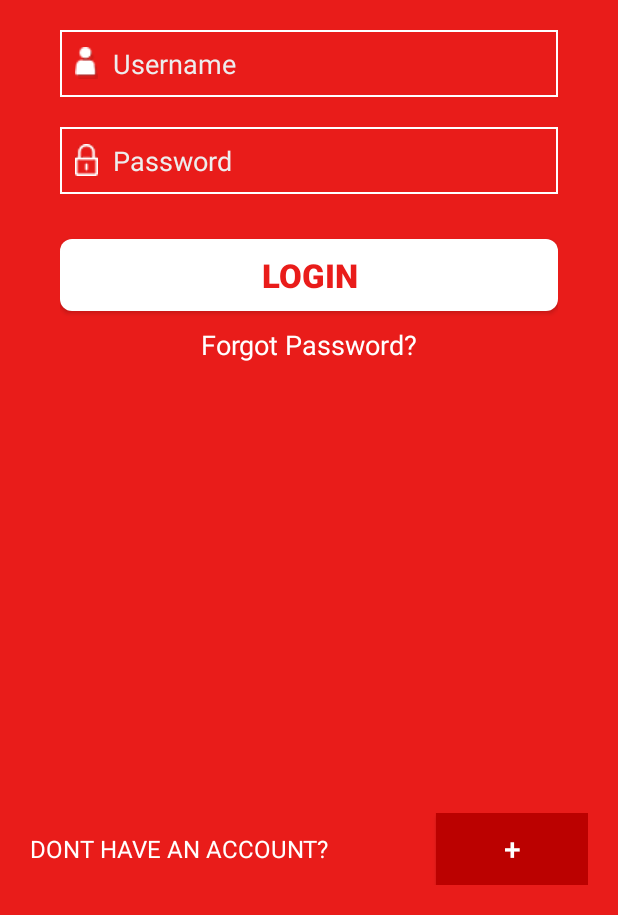
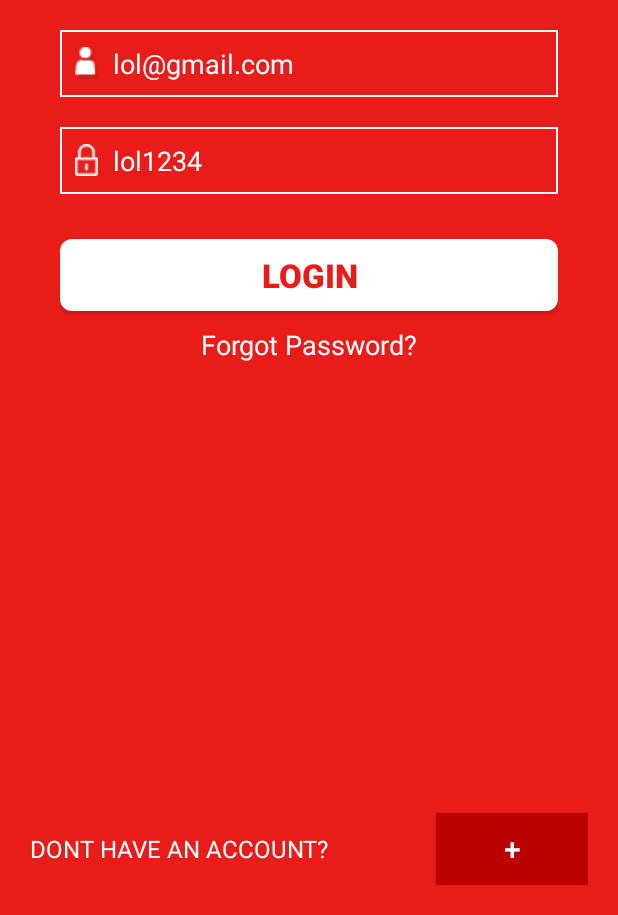
Before and after one commit to JyotiAvhad/Android-Kotlin-Projects, an Android app: the screen it shows after launch (LoginActivity), on a phone screen of 412 x 824 dp, the part 321-1236 px from its top. Run offline under Robolectric (Android 15) with nearby library versions, the phone set to English and light mode, and no system bars.

```diff
--- a/NeoStore/app/src/main/res/layout/activity_login.xml
+++ b/NeoStore/app/src/main/res/layout/activity_login.xml
@@ -44,6 +44,7 @@
                     android:drawablePadding="10dp"
                     android:hint="Username"
                     android:padding="10dp"
+                    android:text="lol@gmail.com"
                     android:textColor="@color/colorWhite"
                     android:textColorHint="@color/colorWhiteLight" />
 
@@ -57,6 +58,7 @@
                     android:drawableLeft="@drawable/password_icon"
                     android:drawablePadding="10dp"
                     android:hint="Password"
+                    android:text="lol1234"
                     android:padding="10dp"
                     android:textColor="@color/colorWhite"
                     android:textColorHint="@color/colorWhiteLight" />
```
Also changed, not shown: NeoStore/app/src/main/java/com/example/neostore/activities/LoginActivity.kt (+11 -11 lines).
